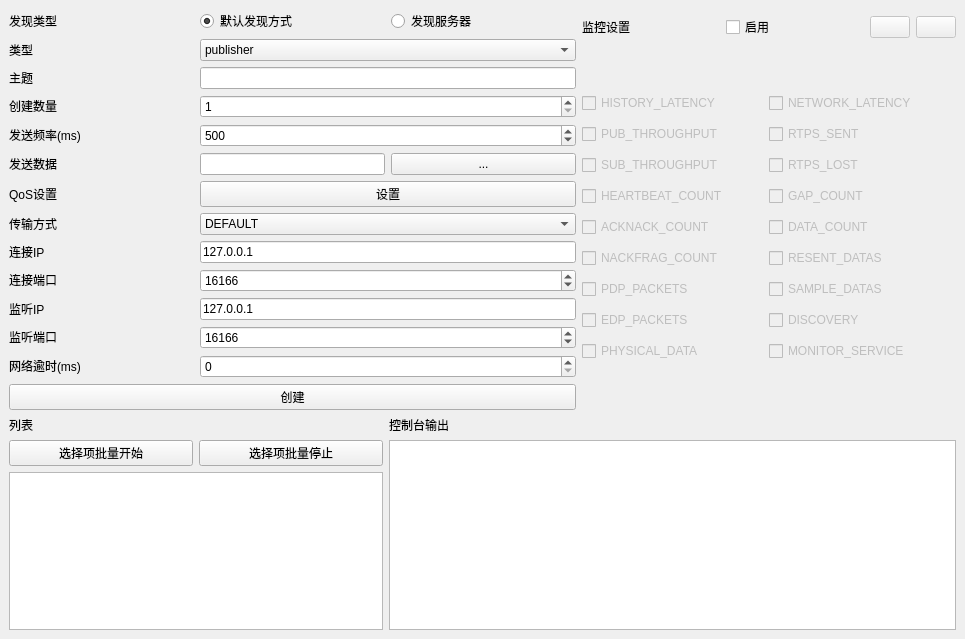
Above: Easy-DDS-Test/EDTest/easyddstest.ui from npr-martin/easydds before the change. Below: the same form after it.
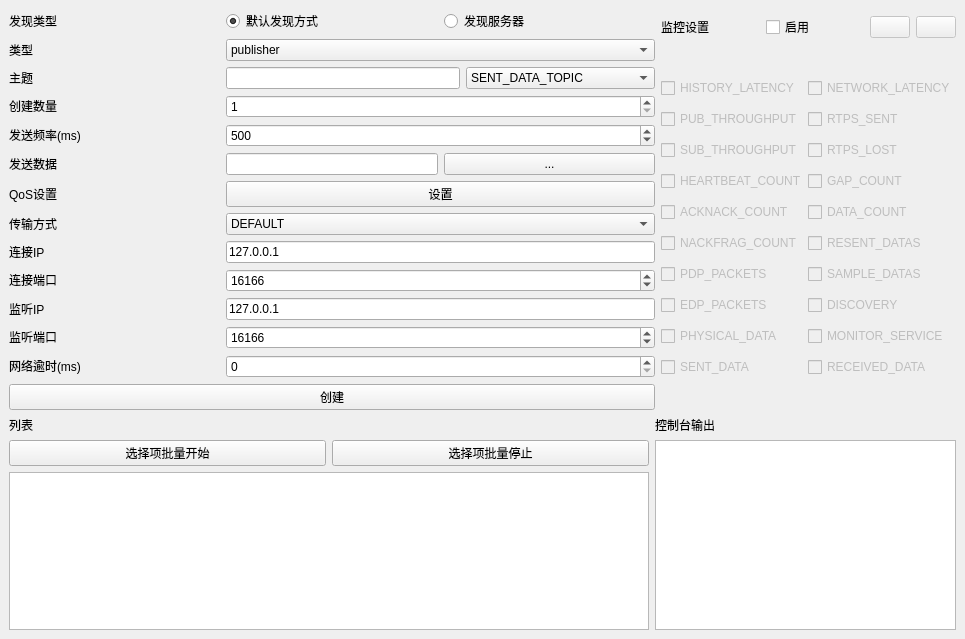
That is the form after the change. Icons and pictures are not drawn.

Commit message: @edit add ui info and change some problems

What changed in the file:
```diff
--- a/Easy-DDS-Test/EDTest/easyddstest.ui
+++ b/Easy-DDS-Test/EDTest/easyddstest.ui
@@ -14,66 +14,7 @@
    <string>EasyDDSTest</string>
   </property>
   <widget class="QWidget" name="centralwidget">
-   <layout class="QGridLayout" name="gridLayout_3" columnstretch="2,1,2">
-    <item row="1" column="1" colspan="2">
-     <layout class="QVBoxLayout" name="verticalLayout_3">
-      <item>
-       <widget class="QLabel" name="label_9">
-        <property name="text">
-         <string>控制台输出</string>
-        </property>
-       </widget>
-      </item>
-      <item>
-       <widget class="QTextEdit" name="textEdit"/>
-      </item>
-     </layout>
-    </item>
-    <item row="1" column="0">
-     <layout class="QVBoxLayout" name="verticalLayout">
-      <property name="spacing">
-       <number>6</number>
-      </property>
-      <item>
-       <widget class="QLabel" name="label_2">
-        <property name="text">
-         <string>列表</string>
-        </property>
-       </widget>
-      </item>
-      <item>
-       <layout class="QHBoxLayout" name="horizontalLayout">
-        <item>
-         <widget class="QPushButton" name="pushButton_2">
-          <property name="text">
-           <string>选择项批量开始</string>
-          </property>
-         </widget>
-        </item>
-        <item>
-         <widget class="QPushButton" name="pushButton_3">
-          <property name="text">
-           <string>选择项批量停止</string>
-          </property>
-         </widget>
-        </item>
-       </layout>
-      </item>
-      <item>
-       <widget class="QTableWidget" name="tableWidget">
-        <property name="sizeAdjustPolicy">
-         <enum>QAbstractScrollArea::AdjustToContents</enum>
-        </property>
-        <property name="editTriggers">
-         <set>QAbstractItemView::NoEditTriggers</set>
-        </property>
-        <property name="selectionMode">
-         <enum>QAbstractItemView::MultiSelection</enum>
-        </property>
-       </widget>
-      </item>
-     </layout>
-    </item>
+   <layout class="QGridLayout" name="gridLayout_3" columnstretch="2,0,0">
     <item row="0" column="2">
      <layout class="QVBoxLayout" name="verticalLayout_6" stretch="1,10">
       <property name="spacing">
@@ -208,13 +149,6 @@
            <property name="verticalSpacing">
             <number>11</number>
            </property>
-           <item row="3" column="1">
-            <widget class="QCheckBox" name="ckb_gap_count">
-             <property name="text">
-              <string>GAP_COUNT</string>
-             </property>
-            </widget>
-           </item>
            <item row="7" column="0">
             <widget class="QCheckBox" name="ckb_edp_packets">
              <property name="text">
@@ -222,6 +156,27 @@
              </property>
             </widget>
            </item>
+           <item row="1" column="0">
+            <widget class="QCheckBox" name="ckb_pub_throughtput">
+             <property name="text">
+              <string>PUB_THROUGHPUT</string>
+             </property>
+            </widget>
+           </item>
+           <item row="4" column="1">
+            <widget class="QCheckBox" name="ckb_data_count">
+             <property name="text">
+              <string>DATA_COUNT</string>
+             </property>
+            </widget>
+           </item>
+           <item row="8" column="1">
+            <widget class="QCheckBox" name="ckb_monitor_service">
+             <property name="text">
+              <string>MONITOR_SERVICE</string>
+             </property>
+            </widget>
+           </item>
            <item row="6" column="0">
             <widget class="QCheckBox" name="ckb_pdp_packets">
              <property name="text">
@@ -229,17 +184,10 @@
              </property>
             </widget>
            </item>
-           <item row="4" column="0">
-            <widget class="QCheckBox" name="ckb_acknack_count">
+           <item row="3" column="1">
+            <widget class="QCheckBox" name="ckb_gap_count">
              <property name="text">
-              <string>ACKNACK_COUNT</string>
-             </property>
-            </widget>
-           </item>
-           <item row="1" column="1">
-            <widget class="QCheckBox" name="ckb_rtps_sent">
-             <property name="text">
-              <string>RTPS_SENT</string>
+              <string>GAP_COUNT</string>
              </property>
             </widget>
            </item>
@@ -250,24 +198,24 @@
              </property>
             </widget>
            </item>
-           <item row="3" column="0">
-            <widget class="QCheckBox" name="ckb_heartbeat_count">
+           <item row="1" column="1">
+            <widget class="QCheckBox" name="ckb_rtps_sent">
              <property name="text">
-              <string>HEARTBEAT_COUNT</string>
+              <string>RTPS_SENT</string>
              </property>
             </widget>
            </item>
-           <item row="0" column="0">
-            <widget class="QCheckBox" name="ckb_history_latency">
+           <item row="4" column="0">
+            <widget class="QCheckBox" name="ckb_acknack_count">
              <property name="text">
-              <string>HISTORY_LATENCY</string>
+              <string>ACKNACK_COUNT</string>
              </property>
             </widget>
            </item>
-           <item row="1" column="0">
-            <widget class="QCheckBox" name="ckb_pub_throughtput">
+           <item row="6" column="1">
+            <widget class="QCheckBox" name="ckb_sample_data">
              <property name="text">
-              <string>PUB_THROUGHPUT</string>
+              <string>SAMPLE_DATAS</string>
              </property>
             </widget>
            </item>
@@ -278,20 +226,6 @@
              </property>
             </widget>
            </item>
-           <item row="4" column="1">
-            <widget class="QCheckBox" name="ckb_data_count">
-             <property name="text">
-              <string>DATA_COUNT</string>
-             </property>
-            </widget>
-           </item>
-           <item row="5" column="0">
-            <widget class="QCheckBox" name="ckb_nackfrag_count">
-             <property name="text">
-              <string>NACKFRAG_COUNT</string>
-             </property>
-            </widget>
-           </item>
            <item row="2" column="0">
             <widget class="QCheckBox" name="ckb_sub_throughtput">
              <property name="text">
@@ -299,34 +233,6 @@
              </property>
             </widget>
            </item>
-           <item row="6" column="1">
-            <widget class="QCheckBox" name="ckb_sample_data">
-             <property name="text">
-              <string>SAMPLE_DATAS</string>
-             </property>
-            </widget>
-           </item>
-           <item row="5" column="1">
-            <widget class="QCheckBox" name="ckb_resent_data">
-             <property name="text">
-              <string>RESENT_DATAS</string>
-             </property>
-            </widget>
-           </item>
-           <item row="2" column="1">
-            <widget class="QCheckBox" name="ckb_rtps_lost">
-             <property name="text">
-              <string>RTPS_LOST</string>
-             </property>
-            </widget>
-           </item>
-           <item row="8" column="1">
-            <widget class="QCheckBox" name="ckb_monitor_service">
-             <property name="text">
-              <string>MONITOR_SERVICE</string>
-             </property>
-            </widget>
-           </item>
            <item row="7" column="1">
             <widget class="QCheckBox" name="ckb_discovery">
              <property name="text">
@@ -334,6 +240,55 @@
              </property>
             </widget>
            </item>
+           <item row="5" column="0">
+            <widget class="QCheckBox" name="ckb_nackfrag_count">
+             <property name="text">
+              <string>NACKFRAG_COUNT</string>
+             </property>
+            </widget>
+           </item>
+           <item row="2" column="1">
+            <widget class="QCheckBox" name="ckb_rtps_lost">
+             <property name="text">
+              <string>RTPS_LOST</string>
+             </property>
+            </widget>
+           </item>
+           <item row="3" column="0">
+            <widget class="QCheckBox" name="ckb_heartbeat_count">
+             <property name="text">
+              <string>HEARTBEAT_COUNT</string>
+             </property>
+            </widget>
+           </item>
+           <item row="0" column="0">
+            <widget class="QCheckBox" name="ckb_history_latency">
+             <property name="text">
+              <string>HISTORY_LATENCY</string>
+             </property>
+            </widget>
+           </item>
+           <item row="5" column="1">
+            <widget class="QCheckBox" name="ckb_resent_data">
+             <property name="text">
+              <string>RESENT_DATAS</string>
+             </property>
+            </widget>
+           </item>
+           <item row="9" column="0">
+            <widget class="QCheckBox" name="ckb_sent_data">
+             <property name="text">
+              <string>SENT_DATA</string>
+             </property>
+            </widget>
+           </item>
+           <item row="9" column="1">
+            <widget class="QCheckBox" name="ckb_received_data">
+             <property name="text">
+              <string>RECEIVED_DATA</string>
+             </property>
+            </widget>
+           </item>
           </layout>
          </item>
         </layout>
@@ -341,57 +296,97 @@
       </item>
      </layout>
     </item>
+    <item row="1" column="0">
+     <layout class="QVBoxLayout" name="verticalLayout">
+      <property name="spacing">
+       <number>6</number>
+      </property>
+      <item>
+       <widget class="QLabel" name="label_2">
+        <property name="text">
+         <string>列表</string>
+        </property>
+       </widget>
+      </item>
+      <item>
+       <layout class="QHBoxLayout" name="horizontalLayout">
+        <item>
+         <widget class="QPushButton" name="pushButton_2">
+          <property name="text">
+           <string>选择项批量开始</string>
+          </property>
+         </widget>
+        </item>
+        <item>
+         <widget class="QPushButton" name="pushButton_3">
+          <property name="text">
+           <string>选择项批量停止</string>
+          </property>
+         </widget>
+        </item>
+       </layout>
+      </item>
+      <item>
+       <widget class="QTableWidget" name="tableWidget">
+        <property name="sizeAdjustPolicy">
+         <enum>QAbstractScrollArea::AdjustToContents</enum>
+        </property>
+        <property name="editTriggers">
+         <set>QAbstractItemView::NoEditTriggers</set>
+        </property>
+        <property name="selectionMode">
+         <enum>QAbstractItemView::MultiSelection</enum>
+        </property>
+       </widget>
+      </item>
+     </layout>
+    </item>
+    <item row="1" column="1" colspan="2">
+     <layout class="QVBoxLayout" name="verticalLayout_3">
+      <item>
+       <widget class="QLabel" name="label_9">
+        <property name="text">
+         <string>控制台输出</string>
+        </property>
+       </widget>
+      </item>
+      <item>
+       <widget class="QTextEdit" name="textEdit"/>
+      </item>
+     </layout>
+    </item>
     <item row="0" column="0" colspan="2">
      <layout class="QGridLayout" name="gridLayout" columnstretch="1,1,1">
       <property name="spacing">
        <number>6</number>
       </property>
-      <item row="11" column="1" colspan="2">
-       <widget class="QLineEdit" name="leListenIP">
-        <property name="text">
-         <string>127.0.0.1</string>
+      <item row="12" column="1" colspan="2">
+       <widget class="QSpinBox" name="sbPort">
+        <property name="maximum">
+         <number>65535</number>
         </property>
-        <property name="maxLength">
-         <number>15</number>
+        <property name="value">
+         <number>16166</number>
         </property>
        </widget>
       </item>
-      <item row="3" column="0">
-       <widget class="QLabel" name="lblNum">
-        <property name="sizePolicy">
-         <sizepolicy hsizetype="Preferred" vsizetype="Fixed">
-          <horstretch>0</horstretch>
-          <verstretch>0</verstretch>
-         </sizepolicy>
+      <item row="15" column="1" colspan="2">
+       <widget class="QSpinBox" name="sbTimeout">
+        <property name="maximum">
+         <number>9999999</number>
         </property>
-        <property name="text">
-         <string>创建数量</string>
+        <property name="singleStep">
+         <number>100</number>
         </property>
        </widget>
       </item>
-      <item row="13" column="0">
-       <widget class="QLabel" name="lblTimeout">
-        <property name="sizePolicy">
-         <sizepolicy hsizetype="Preferred" vsizetype="Fixed">
-          <horstretch>0</horstretch>
-          <verstretch>0</verstretch>
-         </sizepolicy>
+      <item row="14" column="1" colspan="2">
+       <widget class="QSpinBox" name="sbListenPort">
+        <property name="maximum">
+         <number>65535</number>
         </property>
-        <property name="text">
-         <string>网络逾时(ms)</string>
-        </property>
-       </widget>
-      </item>
-      <item row="9" column="0">
-       <widget class="QLabel" name="lblIP">
-        <property name="sizePolicy">
-         <sizepolicy hsizetype="Preferred" vsizetype="Fixed">
-          <horstretch>0</horstretch>
-          <verstretch>0</verstretch>
-         </sizepolicy>
-        </property>
-        <property name="text">
-         <string>连接IP</string>
+        <property name="value">
+         <number>16166</number>
         </property>
        </widget>
       </item>
@@ -414,59 +409,6 @@
         </item>
        </widget>
       </item>
-      <item row="5" column="2">
-       <widget class="QPushButton" name="pushButton_4">
-        <property name="text">
-         <string>...</string>
-        </property>
-       </widget>
-      </item>
-      <item row="0" column="0">
-       <widget class="QLabel" name="label_11">
-        <property name="sizePolicy">
-         <sizepolicy hsizetype="Preferred" vsizetype="Fixed">
-          <horstretch>0</horstretch>
-          <verstretch>0</verstretch>
-         </sizepolicy>
-        </property>
-        <property name="text">
-         <string>发现类型</string>
-        </property>
-       </widget>
-      </item>
-      <item row="9" column="1" colspan="2">
-       <widget class="QLineEdit" name="leIP">
-        <property name="text">
-         <string>127.0.0.1</string>
-        </property>
-        <property name="maxLength">
-         <number>15</number>
-        </property>
-       </widget>
-      </item>
-      <item row="13" column="1" colspan="2">
-       <widget class="QSpinBox" name="sbTimeout">
-        <property name="maximum">
-         <number>9999999</number>
-        </property>
-        <property name="singleStep">
-         <number>100</number>
-        </property>
-       </widget>
-      </item>
-      <item row="12" column="0">
-       <widget class="QLabel" name="lblListenPort">
-        <property name="sizePolicy">
-         <sizepolicy hsizetype="Preferred" vsizetype="Fixed">
-          <horstretch>0</horstretch>
-          <verstretch>0</verstretch>
-         </sizepolicy>
-        </property>
-        <property name="text">
-         <string>监听端口</string>
-        </property>
-       </widget>
-      </item>
       <item row="0" column="2">
        <widget class="QRadioButton" name="radioButton_2">
         <property name="text">
@@ -474,7 +416,7 @@
         </property>
        </widget>
       </item>
-      <item row="10" column="0">
+      <item row="12" column="0">
        <widget class="QLabel" name="lblPort">
         <property name="sizePolicy">
          <sizepolicy hsizetype="Preferred" vsizetype="Fixed">
@@ -487,35 +429,21 @@
         </property>
        </widget>
       </item>
-      <item row="5" column="1">
-       <widget class="QLineEdit" name="lineEdit_2">
-        <property name="readOnly">
-         <bool>true</bool>
+      <item row="6" column="0">
+       <widget class="QLabel" name="label_5">
+        <property name="sizePolicy">
+         <sizepolicy hsizetype="Preferred" vsizetype="Fixed">
+          <horstretch>0</horstretch>
+          <verstretch>0</verstretch>
+         </sizepolicy>
         </property>
-       </widget>
-      </item>
-      <item row="2" column="1" colspan="2">
-       <widget class="QLineEdit" name="leTopic"/>
-      </item>
-      <item row="12" column="1" colspan="2">
-       <widget class="QSpinBox" name="sbListenPort">
-        <property name="maximum">
-         <number>65535</number>
-        </property>
-        <property name="value">
-         <number>16166</number>
-        </property>
-       </widget>
-      </item>
-      <item row="16" column="0" colspan="3">
-       <widget class="QPushButton" name="pushButton">
         <property name="text">
-         <string>创建</string>
+         <string>发送频率(ms)</string>
         </property>
        </widget>
       </item>
-      <item row="5" column="0">
-       <widget class="QLabel" name="label_6">
+      <item row="14" column="0">
+       <widget class="QLabel" name="lblListenPort">
         <property name="sizePolicy">
          <sizepolicy hsizetype="Preferred" vsizetype="Fixed">
           <horstretch>0</horstretch>
@@ -523,7 +451,7 @@
          </sizepolicy>
         </property>
         <property name="text">
-         <string>发送数据</string>
+         <string>监听端口</string>
         </property>
        </widget>
       </item>
@@ -540,8 +468,18 @@
         </property>
        </widget>
       </item>
-      <item row="11" column="0">
-       <widget class="QLabel" name="lblListenIP">
+      <item row="13" column="1" colspan="2">
+       <widget class="QLineEdit" name="leListenIP">
+        <property name="text">
+         <string>127.0.0.1</string>
+        </property>
+        <property name="maxLength">
+         <number>15</number>
+        </property>
+       </widget>
+      </item>
+      <item row="0" column="0">
+       <widget class="QLabel" name="label_11">
         <property name="sizePolicy">
          <sizepolicy hsizetype="Preferred" vsizetype="Fixed">
           <horstretch>0</horstretch>
@@ -549,44 +487,11 @@
          </sizepolicy>
         </property>
         <property name="text">
-         <string>监听IP</string>
+         <string>发现类型</string>
         </property>
        </widget>
       </item>
-      <item row="0" column="1">
-       <widget class="QRadioButton" name="radioButton">
-        <property name="text">
-         <string>默认发现方式</string>
-        </property>
-        <property name="checked">
-         <bool>true</bool>
-        </property>
-       </widget>
-      </item>
-      <item row="10" column="1" colspan="2">
-       <widget class="QSpinBox" name="sbPort">
-        <property name="maximum">
-         <number>65535</number>
-        </property>
-        <property name="value">
-         <number>16166</number>
-        </property>
-       </widget>
-      </item>
-      <item row="4" column="1" colspan="2">
-       <widget class="QSpinBox" name="sbFrequency">
-        <property name="maximum">
-         <number>10000</number>
-        </property>
-        <property name="singleStep">
-         <number>100</number>
-        </property>
-        <property name="value">
-         <number>500</number>
-        </property>
-       </widget>
-      </item>
-      <item row="7" column="1" colspan="2">
+      <item row="9" column="1" colspan="2">
        <widget class="QComboBox" name="cmbTransKind">
         <item>
          <property name="text">
@@ -630,19 +535,6 @@
         </item>
        </widget>
       </item>
-      <item row="3" column="1" colspan="2">
-       <widget class="QSpinBox" name="sbNum">
-        <property name="minimum">
-         <number>1</number>
-        </property>
-        <property name="maximum">
-         <number>999</number>
-        </property>
-        <property name="value">
-         <number>1</number>
-        </property>
-       </widget>
-      </item>
       <item row="2" column="0">
        <widget class="QLabel" name="lblTopic">
         <property name="sizePolicy">
@@ -656,7 +548,7 @@
         </property>
        </widget>
       </item>
-      <item row="7" column="0">
+      <item row="9" column="0">
        <widget class="QLabel" name="lblTransKind">
         <property name="sizePolicy">
          <sizepolicy hsizetype="Preferred" vsizetype="Fixed">
@@ -669,8 +561,8 @@
         </property>
        </widget>
       </item>
-      <item row="4" column="0">
-       <widget class="QLabel" name="label_5">
+      <item row="11" column="0">
+       <widget class="QLabel" name="lblIP">
         <property name="sizePolicy">
          <sizepolicy hsizetype="Preferred" vsizetype="Fixed">
           <horstretch>0</horstretch>
@@ -678,12 +570,29 @@
          </sizepolicy>
         </property>
         <property name="text">
-         <string>发送频率(ms)</string>
+         <string>连接IP</string>
         </property>
        </widget>
       </item>
-      <item row="6" column="0">
-       <widget class="QLabel" name="label_3">
+      <item row="18" column="0" colspan="3">
+       <widget class="QPushButton" name="pushButton">
+        <property name="text">
+         <string>创建</string>
+        </property>
+       </widget>
+      </item>
+      <item row="11" column="1" colspan="2">
+       <widget class="QLineEdit" name="leIP">
+        <property name="text">
+         <string>127.0.0.1</string>
+        </property>
+        <property name="maxLength">
+         <number>15</number>
+        </property>
+       </widget>
+      </item>
+      <item row="13" column="0">
+       <widget class="QLabel" name="lblListenIP">
         <property name="sizePolicy">
          <sizepolicy hsizetype="Preferred" vsizetype="Fixed">
           <horstretch>0</horstretch>
@@ -691,17 +600,145 @@
          </sizepolicy>
         </property>
         <property name="text">
-         <string>QoS设置</string>
+         <string>监听IP</string>
         </property>
        </widget>
       </item>
-      <item row="6" column="1" colspan="2">
-       <widget class="QPushButton" name="pushButton_7">
+      <item row="8" column="1" colspan="2">
+       <widget class="QPushButton" name="pbQos">
         <property name="text">
          <string>设置</string>
         </property>
        </widget>
       </item>
+      <item row="7" column="0">
+       <widget class="QLabel" name="label_6">
+        <property name="sizePolicy">
+         <sizepolicy hsizetype="Preferred" vsizetype="Fixed">
+          <horstretch>0</horstretch>
+          <verstretch>0</verstretch>
+         </sizepolicy>
+        </property>
+        <property name="text">
+         <string>发送数据</string>
+        </property>
+       </widget>
+      </item>
+      <item row="7" column="1">
+       <widget class="QLineEdit" name="lineEdit_2">
+        <property name="readOnly">
+         <bool>true</bool>
+        </property>
+       </widget>
+      </item>
+      <item row="0" column="1">
+       <widget class="QRadioButton" name="radioButton">
+        <property name="text">
+         <string>默认发现方式</string>
+        </property>
+        <property name="checked">
+         <bool>true</bool>
+        </property>
+       </widget>
+      </item>
+      <item row="6" column="1" colspan="2">
+       <widget class="QSpinBox" name="sbFrequency">
+        <property name="maximum">
+         <number>10000</number>
+        </property>
+        <property name="singleStep">
+         <number>100</number>
+        </property>
+        <property name="value">
+         <number>500</number>
+        </property>
+       </widget>
+      </item>
+      <item row="5" column="1" colspan="2">
+       <widget class="QSpinBox" name="sbNum">
+        <property name="minimum">
+         <number>1</number>
+        </property>
+        <property name="maximum">
+         <number>999</number>
+        </property>
+        <property name="value">
+         <number>1</number>
+        </property>
+       </widget>
+      </item>
+      <item row="5" column="0">
+       <widget class="QLabel" name="lblNum">
+        <property name="sizePolicy">
+         <sizepolicy hsizetype="Preferred" vsizetype="Fixed">
+          <horstretch>0</horstretch>
+          <verstretch>0</verstretch>
+         </sizepolicy>
+        </property>
+        <property name="text">
+         <string>创建数量</string>
+        </property>
+       </widget>
+      </item>
+      <item row="15" column="0">
+       <widget class="QLabel" name="lblTimeout">
+        <property name="sizePolicy">
+         <sizepolicy hsizetype="Preferred" vsizetype="Fixed">
+          <horstretch>0</horstretch>
+          <verstretch>0</verstretch>
+         </sizepolicy>
+        </property>
+        <property name="text">
+         <string>网络逾时(ms)</string>
+        </property>
+       </widget>
+      </item>
+      <item row="8" column="0">
+       <widget class="QLabel" name="lblQos">
+        <property name="sizePolicy">
+         <sizepolicy hsizetype="Preferred" vsizetype="Fixed">
+          <horstretch>0</horstretch>
+          <verstretch>0</verstretch>
+         </sizepolicy>
+        </property>
+        <property name="text">
+         <string>QoS设置</string>
+        </property>
+       </widget>
+      </item>
+      <item row="7" column="2">
+       <widget class="QPushButton" name="pushButton_4">
+        <property name="text">
+         <string>...</string>
+        </property>
+       </widget>
+      </item>
+      <item row="2" column="1" colspan="2">
+       <layout class="QHBoxLayout" name="horizontalLayout_5">
+        <item>
+         <widget class="QLineEdit" name="leTopic"/>
+        </item>
+        <item>
+         <widget class="QComboBox" name="cmbTopic">
+          <item>
+           <property name="text">
+            <string>SENT_DATA_TOPIC</string>
+           </property>
+          </item>
+          <item>
+           <property name="text">
+            <string>RECEIVED_DATA_TOPIC</string>
+           </property>
+          </item>
+          <item>
+           <property name="text">
+            <string>HISTORY_LATENCY_TOPIC</string>
+           </property>
+          </item>
+         </widget>
+        </item>
+       </layout>
+      </item>
      </layout>
     </item>
    </layout>
```
The commit also changes 10 other files.
